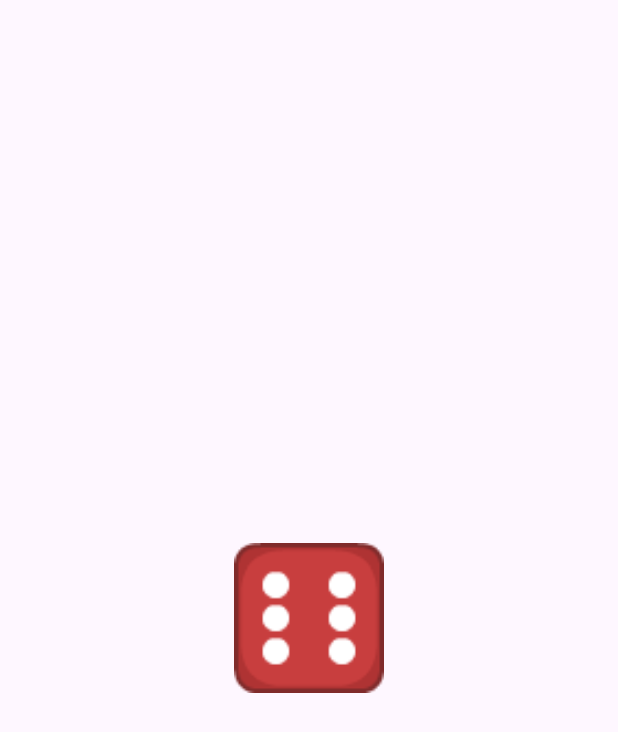
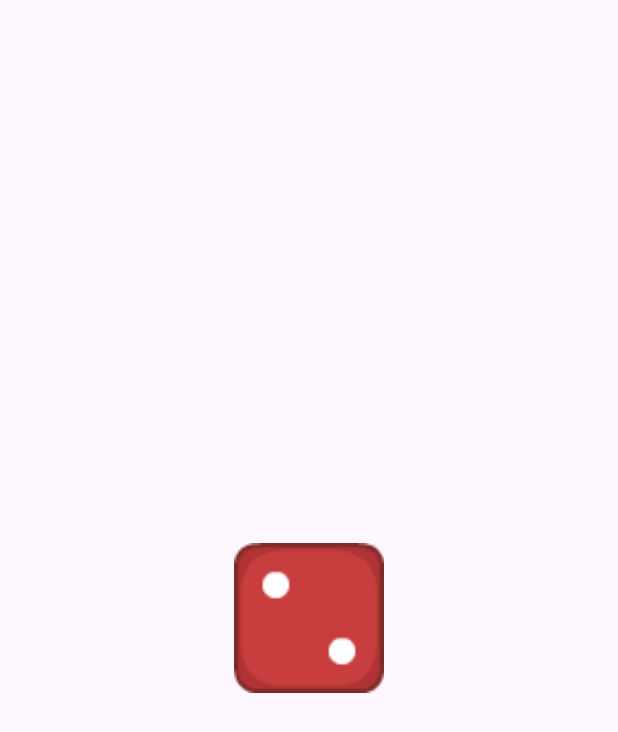
Before and after one commit to 4rthurmonteiro/roll_dice_2d, a Flutter app: the screen it shows after launch, on a phone screen of 412 x 824 dp. Shown: the top 732 px of the screen. Run offline on Flutter 3.47's test engine with Material 3 defaults, Android fonts, the phone set to English and light mode, and no system bars.

Commit message:
feat: 1.0.2

```diff
--- a/lib/src/roll_dice_2d.dart
+++ b/lib/src/roll_dice_2d.dart
@@ -29,7 +29,7 @@ class _RollDice2DState extends State<RollDice2D> {
   @override
   void initState() {
     super.initState();
-    random = Random(0xFFFFFF);
+    random = Random(DateTime.now().millisecondsSinceEpoch);
     initialValue =
         random.nextInt(6) + 1; // Random initial value between 1 and 6
 
--- a/pubspec.yaml
+++ b/pubspec.yaml
@@ -1,6 +1,6 @@
 name: roll_dice_2d
 description: A roll dice 2D package.
-version: 1.0.1
+version: 1.0.2
 repository: https://github.com/4rthurmonteiro/roll_dice_2d
 issue_tracker: https://github.com/4rthurmonteiro/roll_dice_2d/issues
 
```
Also changed, not shown: example/pubspec.lock, 2 other files.
